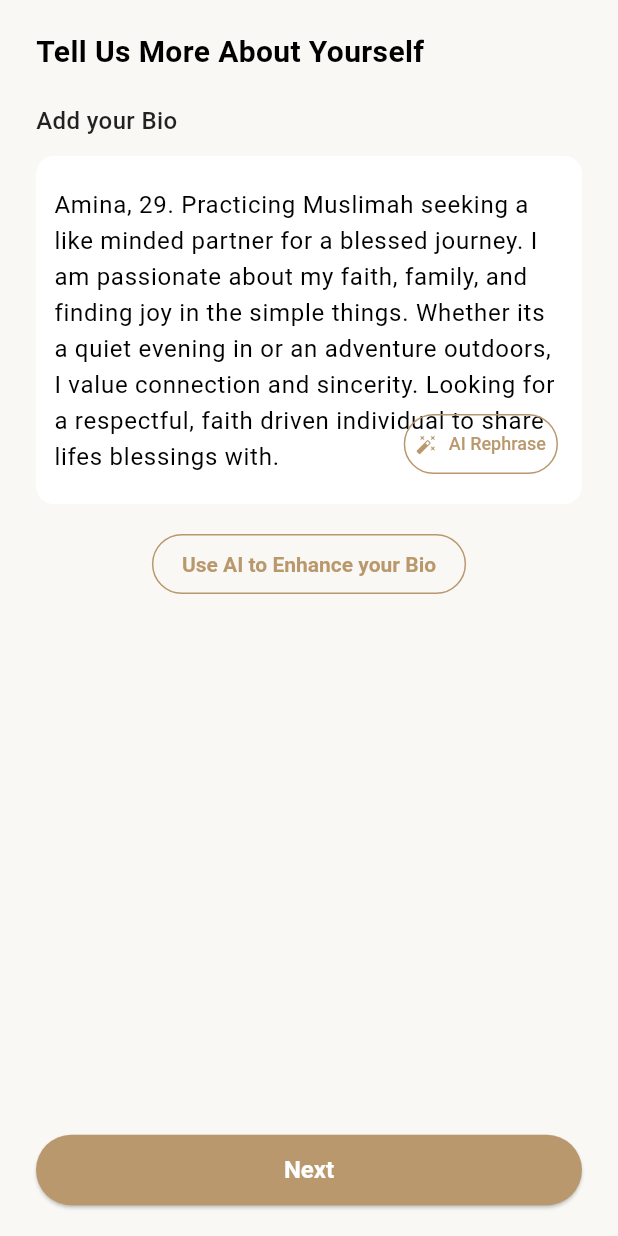
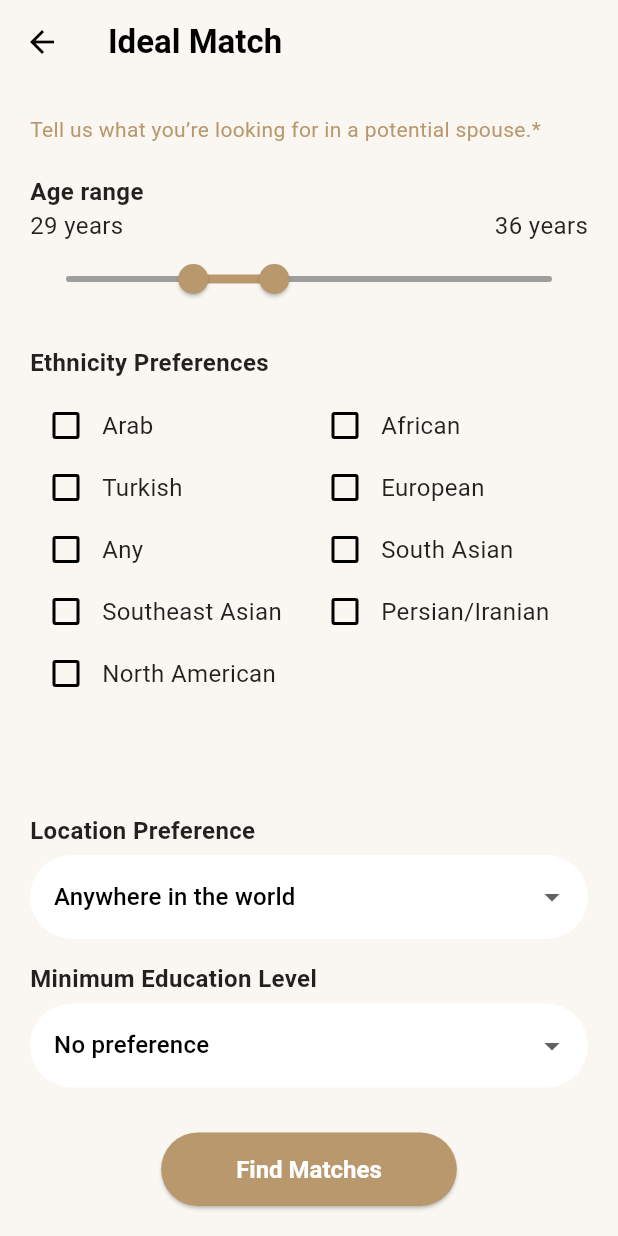
Before and after one commit to muhammadhamza67/nikahplus, a Flutter app: the BioRephraseScreen screen opened directly, after a tap on "Next", on a phone screen of 412 x 824 dp. Run offline on Flutter 3.47's test engine with Material 3 defaults, Android fonts, the phone set to English and light mode, and no system bars; our stand-ins replace font_awesome_flutter, image_picker; Roboto replaces fonts that are missing (Poppins); statements that could not run were skipped.

Commit message:
Added Ideal Match Screen with dashboard navigation

```diff
--- a/lib/screens/bio_rephrase_screen.dart
+++ b/lib/screens/bio_rephrase_screen.dart
@@ -1,4 +1,9 @@
 import 'package:flutter/material.dart';
+import 'ideal_match_screen.dart'; // <-- Import your IdealMatchScreen file
+
+// Colors
+const Color goldColor = Color(0xFFB9986D);
+const Color beigeColor = Color(0xFFEAE1D8);
 
 class BioRephraseScreen extends StatefulWidget {
   const BioRephraseScreen({super.key});
@@ -14,14 +19,18 @@ class _BioRephraseScreenState extends State<BioRephraseScreen> {
   );
 
   @override
+  void dispose() {
+    _bioController.dispose();
+    super.dispose();
+  }
+
+  @override
   Widget build(BuildContext context) {
-    const Color goldColor = Color(0xFFB9986D);
-    const Color beigeColor = Color(0xFFEAE1D8);
-
     return Scaffold(
       backgroundColor: const Color(0xFFFAF8F4),
+      resizeToAvoidBottomInset: true,
       body: SafeArea(
-        child: Padding(
+        child: SingleChildScrollView(
           padding: const EdgeInsets.symmetric(horizontal: 24, vertical: 20),
           child: Column(
             crossAxisAlignment: CrossAxisAlignment.start,
@@ -67,18 +76,22 @@ class _BioRephraseScreenState extends State<BioRephraseScreen> {
                       right: 4,
                       child: ElevatedButton.icon(
                         onPressed: () {
-                          // AI Rephrase logic
+                          // TODO: Add AI Rephrase logic
                         },
-                        icon: const Icon(Icons.auto_fix_high, size: 14, color: goldColor),
+                        icon: const Icon(Icons.auto_fix_high,
+                            size: 14, color: goldColor),
                         label: const Text(
                           "AI Rephrase",
                           style: TextStyle(
-                              fontSize: 12, color: goldColor, fontWeight: FontWeight.w500),
+                              fontSize: 12,
+                              color: goldColor,
+                              fontWeight: FontWeight.w500),
                         ),
                         style: ElevatedButton.styleFrom(
                           backgroundColor: Colors.transparent,
                           elevation: 0,
-                          padding: const EdgeInsets.symmetric(horizontal: 8, vertical: 4),
+                          padding: const EdgeInsets.symmetric(
+                              horizontal: 8, vertical: 4),
                           shape: RoundedRectangleBorder(
                             side: const BorderSide(color: goldColor),
                             borderRadius: BorderRadius.circular(20),
@@ -95,7 +108,7 @@ class _BioRephraseScreenState extends State<BioRephraseScreen> {
               Center(
                 child: OutlinedButton(
                   onPressed: () {
-                    // AI Enhance bio logic
+                    // TODO: Add AI Enhance bio logic
                   },
                   style: OutlinedButton.styleFrom(
                     foregroundColor: goldColor,
@@ -103,8 +116,8 @@ class _BioRephraseScreenState extends State<BioRephraseScreen> {
                     shape: RoundedRectangleBorder(
                       borderRadius: BorderRadius.circular(30),
                     ),
-                    padding:
-                        const EdgeInsets.symmetric(horizontal: 20, vertical: 12),
+                    padding: const EdgeInsets.symmetric(
+                        horizontal: 20, vertical: 12),
                   ),
                   child: const Text(
                     "Use AI to Enhance your Bio",
@@ -112,14 +125,18 @@ class _BioRephraseScreenState extends State<BioRephraseScreen> {
                   ),
                 ),
               ),
-              const Spacer(),
+              const SizedBox(height: 30),
 
-              // Next Button
+              // ✅ Next Button with Navigation
               SizedBox(
                 width: double.infinity,
                 child: ElevatedButton(
                   onPressed: () {
-                    // Navigate to next screen
+                    Navigator.push(
+                      context,
+                      MaterialPageRoute(
+                          builder: (context) => const IdealMatchScreen()),
+                    );
                   },
                   style: ElevatedButton.styleFrom(
                     backgroundColor: goldColor,
--- a/lib/screens/bio_screen.dart
+++ b/lib/screens/bio_screen.dart
@@ -5,10 +5,10 @@ class BioScreen extends StatefulWidget {
   const BioScreen({super.key});
 
   @override
-  State<BioScreen> createState() => _BioScreenState();
+  State<BioScreen> createState() => _BiorephraseScreenState();
 }
 
-class _BioScreenState extends State<BioScreen> {
+class _BiorephraseScreenState extends State<BioScreen> {
   final TextEditingController _bioController = TextEditingController();
   bool isNextEnabled = false;
 
--- /dev/null
+++ b/lib/screens/ideal_match_screen.dart
@@ -0,0 +1,214 @@
+import 'package:flutter/material.dart';
+import 'home_dashboard_screen.dart'; // ✅ Import your dashboard screen
+
+class IdealMatchScreen extends StatefulWidget {
+  const IdealMatchScreen({super.key});
+
+  @override
+  State<IdealMatchScreen> createState() => _IdealMatchScreenState();
+}
+
+class _IdealMatchScreenState extends State<IdealMatchScreen> {
+  RangeValues _ageRange = const RangeValues(29, 36);
+
+  final List<String> ethnicityOptions = [
+    'Arab',
+    'African',
+    'Turkish',
+    'European',
+    'Any',
+    'South Asian',
+    'Southeast Asian',
+    'Persian/Iranian',
+    'North American',
+  ];
+  final Map<String, bool> selectedEthnicities = {};
+
+  String? locationPreference = 'Anywhere in the world';
+  String? educationLevel = 'No preference';
+
+  @override
+  void initState() {
+    super.initState();
+    for (var e in ethnicityOptions) {
+      selectedEthnicities[e] = false;
+    }
+  }
+
+  @override
+  Widget build(BuildContext context) {
+    return Scaffold(
+      backgroundColor: const Color(0xFFFAF7F2),
+      appBar: AppBar(
+        backgroundColor: const Color(0xFFFAF7F2),
+        elevation: 0,
+        leading: IconButton(
+          icon: const Icon(Icons.arrow_back, color: Colors.black),
+          onPressed: () => Navigator.pop(context),
+        ),
+        title: const Text(
+          "Ideal Match",
+          style: TextStyle(
+            fontWeight: FontWeight.bold,
+            color: Colors.black,
+          ),
+        ),
+      ),
+      body: Padding(
+        padding: const EdgeInsets.all(20),
+        child: Column(
+          crossAxisAlignment: CrossAxisAlignment.start,
+          children: [
+            const Text(
+              "Tell us what you’re looking for in a potential spouse.*",
+              style: TextStyle(
+                fontSize: 14,
+                color: Color(0xFFB9986D),
+              ),
+            ),
+            const SizedBox(height: 20),
+
+            // Age Range
+            const Text(
+              "Age range",
+              style: TextStyle(fontWeight: FontWeight.bold, fontSize: 16),
+            ),
+            Row(
+              mainAxisAlignment: MainAxisAlignment.spaceBetween,
+              children: [
+                Text("${_ageRange.start.round()} years"),
+                Text("${_ageRange.end.round()} years"),
+              ],
+            ),
+            RangeSlider(
+              values: _ageRange,
+              min: 18,
+              max: 60,
+              activeColor: const Color(0xFFB9986D),
+              inactiveColor: Colors.grey,
+              onChanged: (RangeValues values) {
+                setState(() {
+                  _ageRange = values;
+                });
+              },
+            ),
+
+            const SizedBox(height: 20),
+
+            // Ethnicity
+            const Text(
+              "Ethnicity Preferences",
+              style: TextStyle(fontWeight: FontWeight.bold, fontSize: 16),
+            ),
+            const SizedBox(height: 10),
+            Expanded(
+              child: GridView.count(
+                crossAxisCount: 2,
+                childAspectRatio: 4.5,
+                children: ethnicityOptions.map((ethnicity) {
+                  return Row(
+                    children: [
+                      Checkbox(
+                        value: selectedEthnicities[ethnicity],
+                        activeColor: const Color(0xFFB9986D),
+                        onChanged: (val) {
+                          setState(() {
+                            selectedEthnicities[ethnicity] = val ?? false;
+                          });
+                        },
+                      ),
+                      Text(ethnicity),
+                    ],
+                  );
+                }).toList(),
+              ),
+            ),
+
+            // Location Preference
+            const Text(
+              "Location Preference",
+              style: TextStyle(fontWeight: FontWeight.bold, fontSize: 16),
+            ),
+            const SizedBox(height: 5),
+            DropdownButtonFormField<String>(
+              value: locationPreference,
+              items: const [
+                DropdownMenuItem(
+                    value: 'Anywhere in the world',
+                    child: Text('Anywhere in the world')),
+                DropdownMenuItem(
+                    value: 'Same country', child: Text('Same country')),
+                DropdownMenuItem(value: 'Same city', child: Text('Same city')),
+              ],
+              onChanged: (value) => setState(() => locationPreference = value),
+              decoration: InputDecoration(
+                filled: true,
+                fillColor: Colors.white,
+                border: OutlineInputBorder(
+                  borderRadius: BorderRadius.circular(30),
+                  borderSide: BorderSide.none,
+                ),
+              ),
+            ),
+
+            const SizedBox(height: 15),
+
+            // Education Level
+            const Text(
+              "Minimum Education Level",
+              style: TextStyle(fontWeight: FontWeight.bold, fontSize: 16),
+            ),
+            const SizedBox(height: 5),
+            DropdownButtonFormField<String>(
+              value: educationLevel,
+              items: const [
+                DropdownMenuItem(
+                    value: 'No preference', child: Text('No preference')),
+                DropdownMenuItem(value: 'High School', child: Text('High School')),
+                DropdownMenuItem(value: 'Bachelors', child: Text('Bachelors')),
+                DropdownMenuItem(value: 'Masters', child: Text('Masters')),
+                DropdownMenuItem(value: 'PhD', child: Text('PhD')),
+              ],
+              onChanged: (value) => setState(() => educationLevel = value),
+              decoration: InputDecoration(
+                filled: true,
+                fillColor: Colors.white,
+                border: OutlineInputBorder(
+                  borderRadius: BorderRadius.circular(30),
+                  borderSide: BorderSide.none,
+                ),
+              ),
+            ),
+
+            const SizedBox(height: 30),
+
+            // ✅ Find Matches Button with Navigation
+            Center(
+              child: ElevatedButton(
+                style: ElevatedButton.styleFrom(
+                  backgroundColor: const Color(0xFFB9986D),
+                  shape: RoundedRectangleBorder(
+                    borderRadius: BorderRadius.circular(30),
+                  ),
+                  padding:
+                      const EdgeInsets.symmetric(horizontal: 50, vertical: 15),
+                ),
+                onPressed: () {
+                  Navigator.push(
+                    context,
+                    MaterialPageRoute(
+                        builder: (context) => const HomeDashboardScreen()),
+                  );
+                },
+                child: const Text(
+                  "Find Matches",
+                  style: TextStyle(fontSize: 16, color: Colors.white),
+                ),
+              ),
+            ),
+          ],
+        ),
+      ),
+    );
+  }
+}
```
Also changed, not shown: lib/screens/home_dashboard_screen.dart (added, +303 -0 lines), lib/screens/interests_personality_screen.dart (+7 -5 lines).
